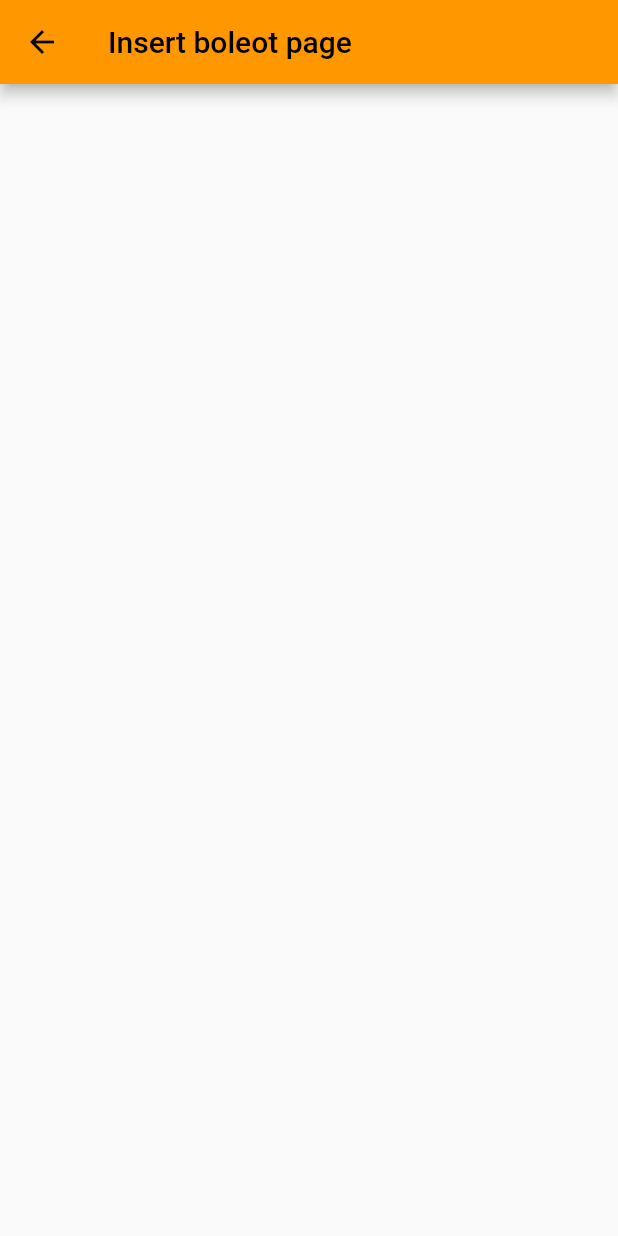
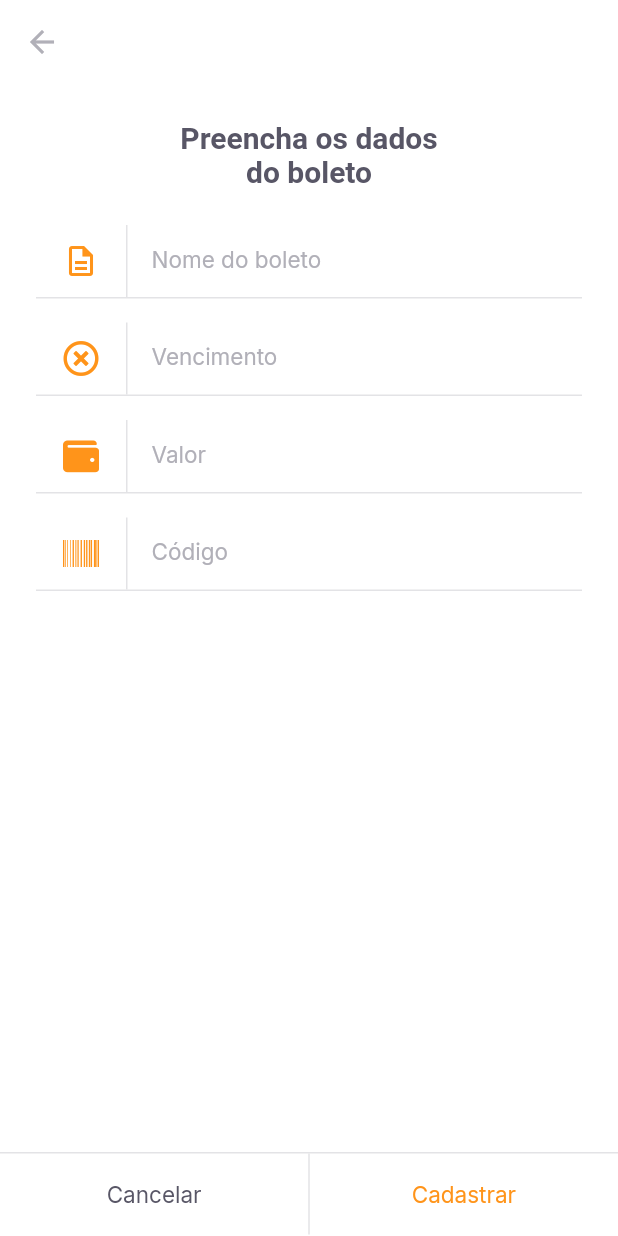
Before and after one commit to luisfilipebandeira/playflow, a Flutter app: the InsertBoletoPage screen opened by its route, on a phone screen of 412 x 824 dp. Run offline on Flutter 3.47's test engine with Material 2 defaults, Android fonts, the phone set to English and light mode, and no system bars; our stand-ins replace camera, firebase_core, font_awesome_flutter, google_fonts, google_sign_in, image_picker and 1 more; missing offline and left inert: google_ml_kit; accounts and stored records are empty.

Commit message:
updated some files

```diff
--- a/lib/modules/home/home_page.dart
+++ b/lib/modules/home/home_page.dart
@@ -67,7 +67,8 @@ class _HomePageState extends State<HomePage> {
                 )),
             GestureDetector(
               onTap: () {
-                Navigator.pushNamed((context), '/barcode_scanner');
+                //Navigator.pushNamed((context), '/barcode_scanner');
+                Navigator.pushNamed((context), '/insert_boleto');
               },
               child: Container(
                 height: 56,
--- a/lib/modules/insert_boleto/insert_boleto_page.dart
+++ b/lib/modules/insert_boleto/insert_boleto_page.dart
@@ -1,4 +1,11 @@
+// ignore_for_file: prefer_const_constructors
+
 import 'package:flutter/material.dart';
+import 'package:font_awesome_flutter/font_awesome_flutter.dart';
+import 'package:payflow/shared/themes/app_colors.dart';
+import 'package:payflow/shared/themes/app_text_styles.dart';
+import 'package:payflow/shared/widgets/input_text/input_text_widget.dart';
+import 'package:payflow/shared/widgets/set_label_buttons/set_label_button.dart';
 
 class InsertBoletoPage extends StatelessWidget {
   const InsertBoletoPage({Key? key}) : super(key: key);
@@ -6,7 +13,52 @@ class InsertBoletoPage extends StatelessWidget {
   @override
   Widget build(BuildContext context) {
     return Scaffold(
-      appBar: AppBar(title: Text('Insert boleot page')),
+      backgroundColor: AppColors.background,
+      appBar: AppBar(
+        backgroundColor: AppColors.background,
+        leading: BackButton(color: AppColors.input),
+        elevation: 0,
+      ),
+      body: Padding(
+        padding: const EdgeInsets.symmetric(horizontal: 24),
+        child: Column(crossAxisAlignment: CrossAxisAlignment.center, children: [
+          Padding(
+            padding: const EdgeInsets.symmetric(horizontal: 93, vertical: 24),
+            child: Text(
+              "Preencha os dados do boleto",
+              style: TextStyles.titleBoldHeading,
+              textAlign: TextAlign.center,
+            ),
+          ),
+          InputTextWidget(
+            label: "Nome do boleto",
+            icon: Icons.description_outlined,
+            onChanged: (value) {},
+          ),
+          InputTextWidget(
+              label: "Vencimento",
+              icon: FontAwesomeIcons.timesCircle,
+              onChanged: (value) {}),
+          InputTextWidget(
+              label: "Valor",
+              icon: FontAwesomeIcons.wallet,
+              onChanged: (value) {}),
+          InputTextWidget(
+              label: "Código",
+              icon: FontAwesomeIcons.barcode,
+              onChanged: (value) {})
+        ]),
+      ),
+      bottomNavigationBar: SetLabelButton(
+        primaryLabel: "Cancelar",
+        primaryOnPressed: () {
+          print("aqui");
+          Navigator.pop(context);
+        },
+        secondaryLabel: "Cadastrar",
+        secondaryOnPressed: () {},
+        enableSecondaryColor: true,
+      ),
     );
   }
 }
--- /dev/null
+++ b/lib/shared/widgets/input_text/input_text_widget.dart
@@ -0,0 +1,69 @@
+// ignore_for_file: prefer_const_constructors
+
+import 'package:flutter/material.dart';
+import 'package:payflow/shared/themes/app_colors.dart';
+import 'package:payflow/shared/themes/app_text_styles.dart';
+
+class InputTextWidget extends StatelessWidget {
+  final String label;
+  final IconData icon;
+  final String? initialValue;
+  final String? Function(String?)? validator;
+  final TextEditingController? controller;
+  final void Function(String value) onChanged;
+
+  const InputTextWidget(
+      {Key? key,
+      required this.label,
+      required this.icon,
+      this.initialValue,
+      this.validator,
+      this.controller,
+      required this.onChanged})
+      : super(key: key);
+
+  @override
+  Widget build(BuildContext context) {
+    return Padding(
+      padding: const EdgeInsets.only(bottom: 16),
+      child: Column(
+        children: [
+          TextFormField(
+            controller: controller,
+            onChanged: onChanged,
+            style: TextStyles.input,
+            initialValue: initialValue,
+            validator: validator,
+            decoration: InputDecoration(
+                contentPadding: EdgeInsets.zero,
+                labelText: label,
+                labelStyle: TextStyles.input,
+                icon: Row(
+                  mainAxisSize: MainAxisSize.min,
+                  children: [
+                    Padding(
+                      padding: const EdgeInsets.symmetric(horizontal: 18),
+                      child: Icon(
+                        icon,
+                        color: AppColors.primary,
+                      ),
+                    ),
+                    Container(
+                      width: 1,
+                      height: 48,
+                      color: AppColors.stroke,
+                    )
+                  ],
+                ),
+                border: InputBorder.none),
+          ),
+          Divider(
+            height: 1,
+            thickness: 1,
+            color: AppColors.stroke,
+          )
+        ],
+      ),
+    );
+  }
+}
--- a/lib/shared/widgets/set_label_buttons/set_label_button.dart
+++ b/lib/shared/widgets/set_label_buttons/set_label_button.dart
@@ -9,6 +9,7 @@ class SetLabelButton extends StatelessWidget {
   final String primaryLabel;
   final VoidCallback primaryOnPressed;
   final bool enablePrimaryColor;
+  final bool enableSecondaryColor;
   final String secondaryLabel;
   final VoidCallback secondaryOnPressed;
   const SetLabelButton(
@@ -16,6 +17,7 @@ class SetLabelButton extends StatelessWidget {
       required this.primaryLabel,
       required this.primaryOnPressed,
       this.enablePrimaryColor = false,
+      this.enableSecondaryColor = false,
       required this.secondaryLabel,
       required this.secondaryOnPressed})
       : super(key: key);
@@ -23,8 +25,18 @@ class SetLabelButton extends StatelessWidget {
   @override
   Widget build(BuildContext context) {
     return Container(
-      color: AppColors.shape,
+      color: AppColors.background,
       height: 56,
+      child: Column(
+        mainAxisSize: MainAxisSize.min,
+        children: [
+          Divider(
+            thickness: 1,
+            height: 1,
+            color: AppColors.stroke,
+          ),
+          Container(
+            height: 54,
             child: Row(
               children: [
                 Expanded(
@@ -39,6 +51,11 @@ class SetLabelButton extends StatelessWidget {
                   child: LabelButton(
                       label: secondaryLabel,
                       onPressed: secondaryOnPressed,
+                      style: enableSecondaryColor
+                          ? TextStyles.buttonPrimary
+                          : null),
+                ),
+              ],
             ),
           ),
         ],
--- a/pubspec.yaml
+++ b/pubspec.yaml
@@ -42,6 +42,7 @@ dependencies:
   camera: ^0.9.4+9
   image_picker: ^0.8.4+5
   image_picker_for_web: ^2.0.0
+  font_awesome_flutter: ^9.2.0
 
 dev_dependencies:
   flutter_test:
```
Also changed, not shown: lib/modules/barcode_scanner/barcode_scanner_controller.dart (+19 -25 lines), lib/modules/barcode_scanner/barcode_scanner_page.dart (+8 -4 lines), lib/modules/barcode_scanner/barcode_scanner_status.dart (+7 -9 lines), pubspec.lock. Lines whose indentation alone changed are shown as unchanged.
